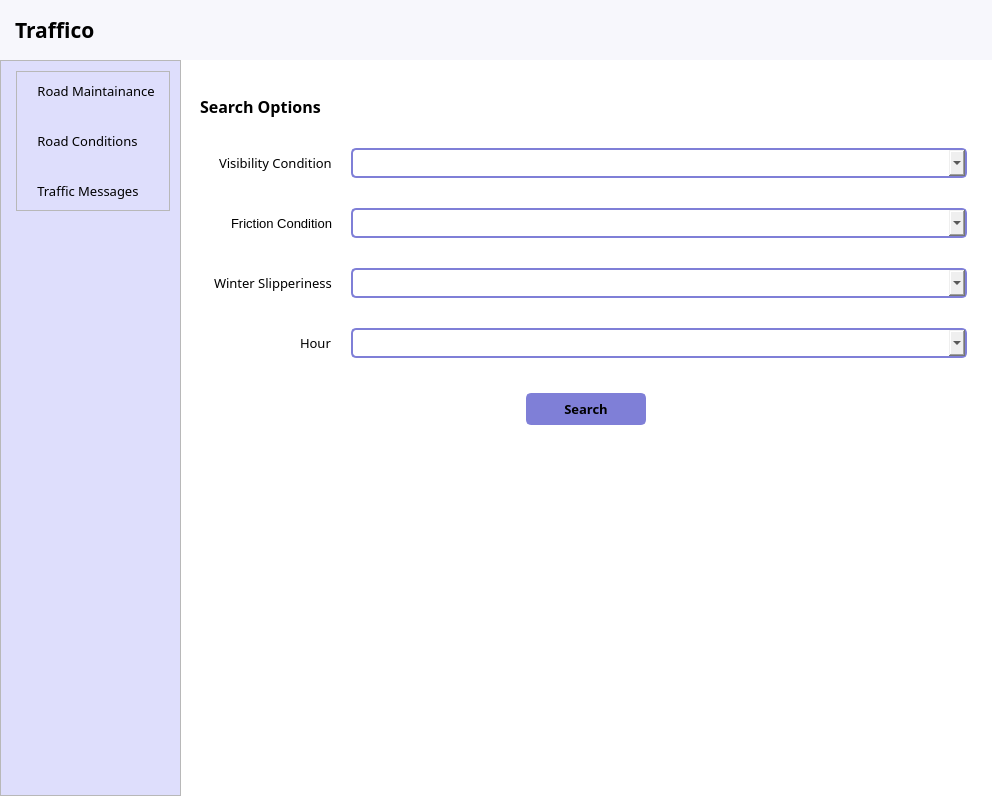
Before: the Qt Designer form interface.ui in FAHID-KHAN/Traffico-Finnish-Traffic-System-, drawn with Qt 5.
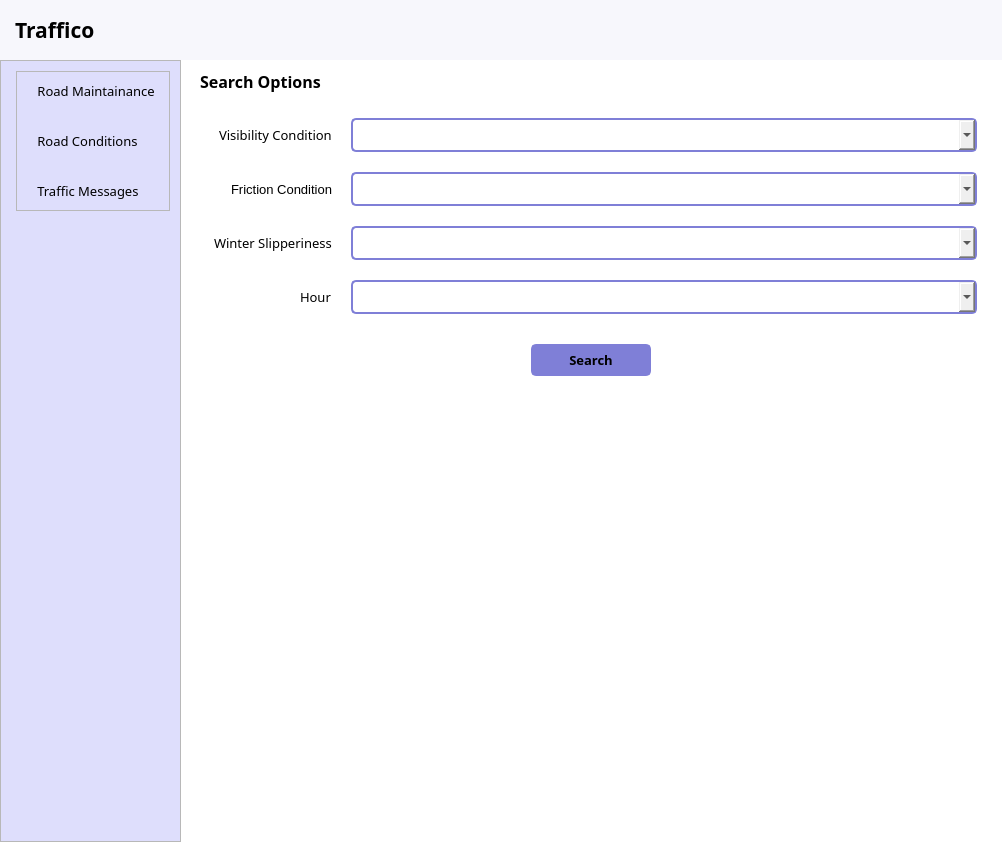
After: the same form once the commit is applied. The open tabs and pages were chosen to show the change. Icons and pictures are not drawn.

```diff
--- a/interface.ui
+++ b/interface.ui
@@ -6,8 +6,8 @@
    <rect>
     <x>0</x>
     <y>0</y>
-    <width>992</width>
-    <height>796</height>
+    <width>1002</width>
+    <height>842</height>
    </rect>
   </property>
   <property name="windowTitle">
@@ -790,19 +790,19 @@
                      <widget class="QWidget" name="searchFrame_2" native="true">
                       <layout class="QVBoxLayout" name="verticalLayout_8">
                        <property name="spacing">
-                        <number>15</number>
+                        <number>10</number>
                        </property>
                        <property name="leftMargin">
                         <number>10</number>
                        </property>
                        <property name="topMargin">
-                        <number>30</number>
+                        <number>5</number>
                        </property>
                        <property name="rightMargin">
                         <number>10</number>
                        </property>
                        <property name="bottomMargin">
-                        <number>10</number>
+                        <number>5</number>
                        </property>
                        <item alignment="Qt::AlignTop">
                         <widget class="QLabel" name="titleLabel_2">
@@ -831,7 +831,7 @@
                           <number>10</number>
                          </property>
                          <property name="verticalSpacing">
-                          <number>30</number>
+                          <number>20</number>
                          </property>
                          <property name="leftMargin">
                           <number>15</number>
@@ -872,6 +872,12 @@
                              <height>30</height>
                             </size>
                            </property>
+                           <property name="font">
+                            <font>
+                             <family>Mulish</family>
+                             <pointsize>10</pointsize>
+                            </font>
+                           </property>
                            <property name="focusPolicy">
                             <enum>Qt::WheelFocus</enum>
                            </property>
@@ -919,6 +925,12 @@
                              <height>30</height>
                             </size>
                            </property>
+                           <property name="font">
+                            <font>
+                             <family>Mulish</family>
+                             <pointsize>10</pointsize>
+                            </font>
+                           </property>
                            <property name="focusPolicy">
                             <enum>Qt::WheelFocus</enum>
                            </property>
@@ -941,6 +953,12 @@
                              <height>30</height>
                             </size>
                            </property>
+                           <property name="font">
+                            <font>
+                             <family>Mulish</family>
+                             <pointsize>10</pointsize>
+                            </font>
+                           </property>
                            <property name="focusPolicy">
                             <enum>Qt::WheelFocus</enum>
                            </property>
@@ -976,6 +994,12 @@
                              <height>30</height>
                             </size>
                            </property>
+                           <property name="font">
+                            <font>
+                             <family>Mulish</family>
+                             <pointsize>10</pointsize>
+                            </font>
+                           </property>
                            <property name="focusPolicy">
                             <enum>Qt::WheelFocus</enum>
                            </property>
```
Left out of the diff: 12 changed lines with no effect on the pictures.
